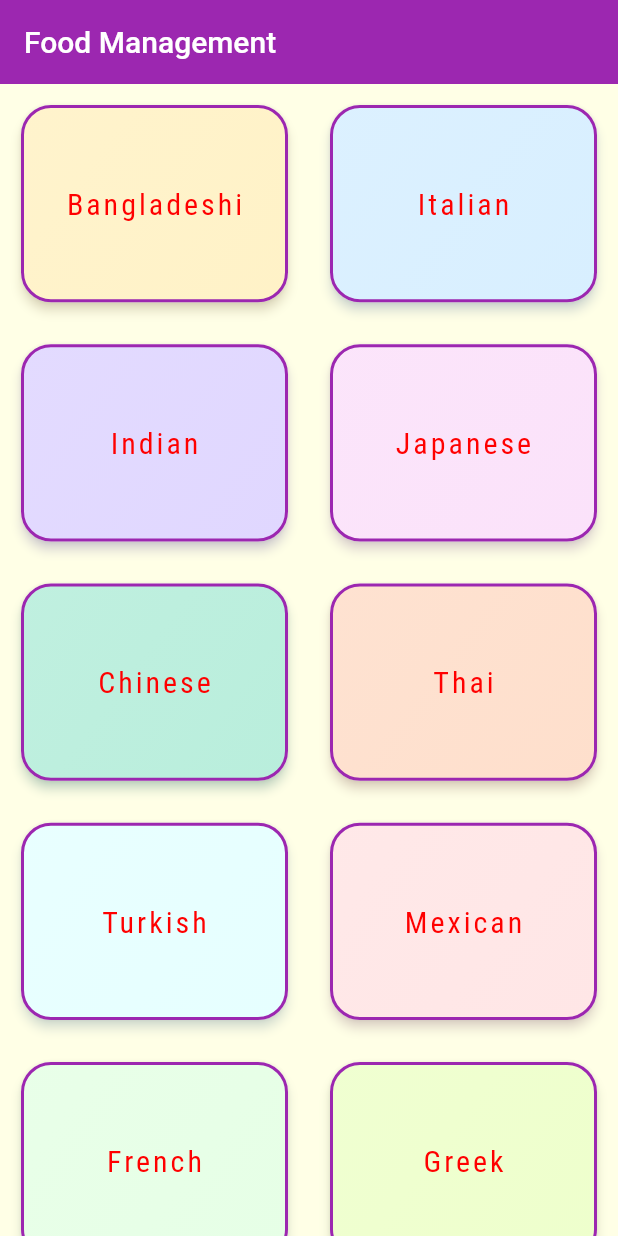
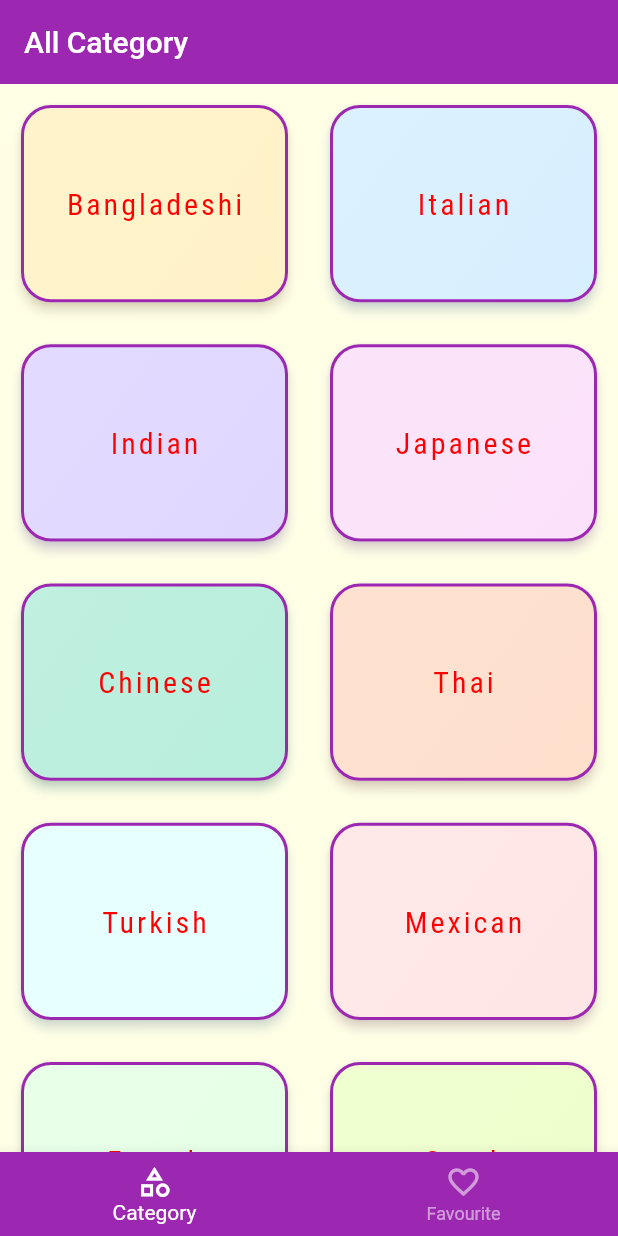
Before and after one commit to devfoyzur17/food_management, a Flutter app: the screen it shows after launch, on a phone screen of 412 x 824 dp. Run offline on Flutter 3.47's test engine with Material 2 defaults, Android fonts, the light colour scheme and no system bars; Roboto replaces fonts that are missing (Relway).

Commit message:
adding navBar

```diff
--- a/lib/main.dart
+++ b/lib/main.dart
@@ -4,7 +4,7 @@
 import 'package:food_management/screen/categorie_food_screen.dart';
 import 'package:food_management/screen/food_details.dart';
 
-import 'screen/categorie_screen.dart';
+import 'screen/tab_screen.dart';
 
 void main() {
   runApp(const MyApp());
@@ -51,7 +51,7 @@
      // home: CategorieScreen(),
      initialRoute: '/',
       routes: {
-        '/':(context) => CategorieScreen(),
+        '/':(context) => TabScreen(),
         CategorieFoodScreen.routeName: (context) => CategorieFoodScreen(),
         FoodDetails.routeName : (context) => FoodDetails()
       },
--- a/lib/screen/categorie_screen.dart
+++ b/lib/screen/categorie_screen.dart
@@ -9,25 +9,19 @@ class CategorieScreen extends StatelessWidget {
 
   @override
   Widget build(BuildContext context) {
-    return Scaffold(
-      appBar: AppBar(
-        elevation: 0,
-        title: Text("Food Management"),
-      ),
-      body: GridView(
+    return GridView(
         padding: EdgeInsets.all(10),
-          children: categorieData
-              .map((catData) =>
-                  CategorieIteam(tittle: catData.tittle, color: catData.color, id: catData.id,))
-              .toList(),
-          gridDelegate: SliverGridDelegateWithMaxCrossAxisExtent(
-             maxCrossAxisExtent: 200,
-             childAspectRatio: 2/1.5,
-             crossAxisSpacing: 20,
-             mainAxisSpacing: 20
-
-
-          )),
-    );
+        children: categorieData
+            .map((catData) => CategorieIteam(
+                  tittle: catData.tittle,
+                  color: catData.color,
+                  id: catData.id,
+                ))
+            .toList(),
+        gridDelegate: SliverGridDelegateWithMaxCrossAxisExtent(
+            maxCrossAxisExtent: 200,
+            childAspectRatio: 2 / 1.5,
+            crossAxisSpacing: 20,
+            mainAxisSpacing: 20));
   }
 }
--- /dev/null
+++ b/lib/screen/favourite_screen.dart
@@ -0,0 +1,13 @@
+// ignore_for_file: prefer_const_constructors
+
+import 'package:flutter/material.dart';
+class FavouriteScreen extends StatelessWidget {
+  const FavouriteScreen({Key? key}) : super(key: key);
+
+  @override
+  Widget build(BuildContext context) {
+    return Scaffold(
+      body: Center(child: Icon(Icons.favorite)),
+    );
+  }
+}
--- a/lib/screen/food_details.dart
+++ b/lib/screen/food_details.dart
@@ -10,6 +10,7 @@ class FoodDetails extends StatelessWidget {
 
   Widget buildSelectedTittle(BuildContext context, String tittle) {
     return Container(
+
       padding: EdgeInsets.symmetric(vertical: 10),
       child: Text(
         tittle,
--- /dev/null
+++ b/lib/screen/tab_screen.dart
@@ -0,0 +1,57 @@
+// ignore_for_file: prefer_const_constructors, prefer_const_literals_to_create_immutables, unused_field, prefer_final_fields, equal_keys_in_map
+
+import 'package:flutter/material.dart';
+import 'package:food_management/screen/categorie_screen.dart';
+import 'package:food_management/screen/favourite_screen.dart';
+
+class TabScreen extends StatefulWidget {
+  const TabScreen({Key? key}) : super(key: key);
+
+  @override
+  State<TabScreen> createState() => _TabScreenState();
+}
+
+class _TabScreenState extends State<TabScreen> {
+
+ final List<dynamic> _pages =[
+  {"page":  CategorieScreen(), "tittle":"All Category",},
+   {"page": FavouriteScreen(), "tittle":"Your Favourite"}
+
+  ];
+
+  int _selectedIndex=0;
+
+  void _selectedPage(int index){
+    setState(() {
+
+      _selectedIndex = index;
+
+    });
+  }
+
+  @override
+  Widget build(BuildContext context) {
+    return Scaffold(
+      appBar: AppBar(
+        title: Text(_pages[_selectedIndex]["tittle"]),
+        elevation: 0,
+      ),
+      body: _pages[_selectedIndex]["page"],
+
+       bottomNavigationBar: BottomNavigationBar(
+
+         backgroundColor: Colors.purple,
+         selectedItemColor: Colors.white,
+         unselectedItemColor: Colors.white54,
+         currentIndex: _selectedIndex,
+         onTap: _selectedPage,
+         items: [
+
+
+         BottomNavigationBarItem(icon: Icon(Icons.category_outlined),label: "Category"),
+         BottomNavigationBarItem(icon: Icon(Icons.favorite_border), label: "Favourite")
+
+       ]),
+    );
+  }
+}
```
